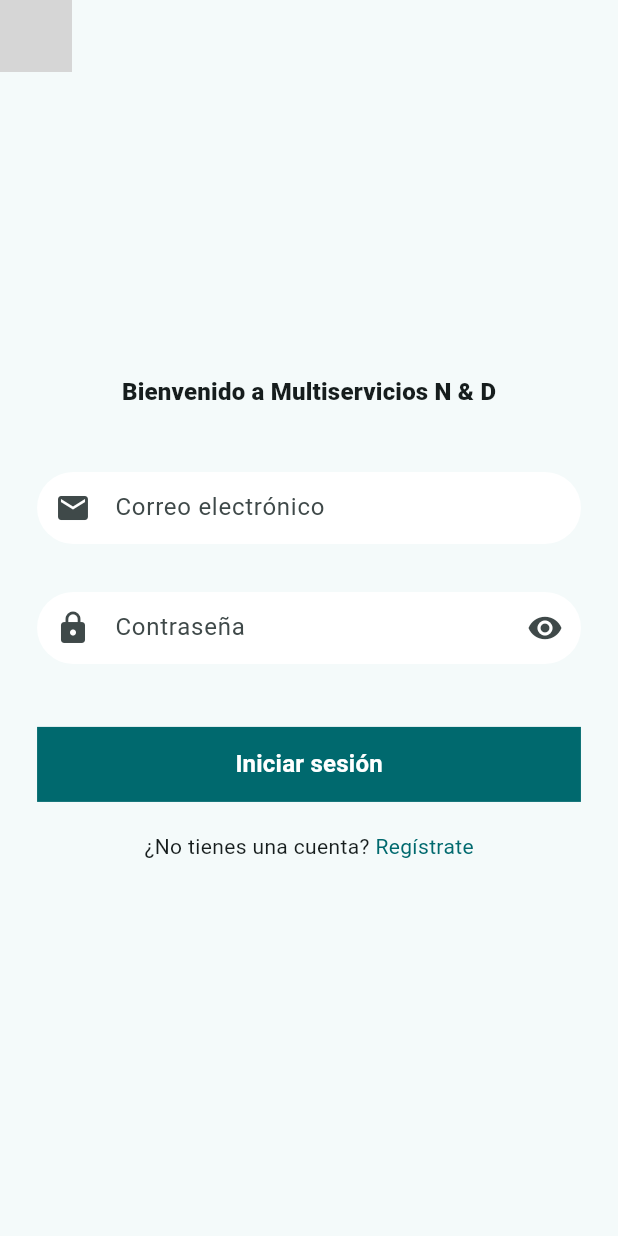
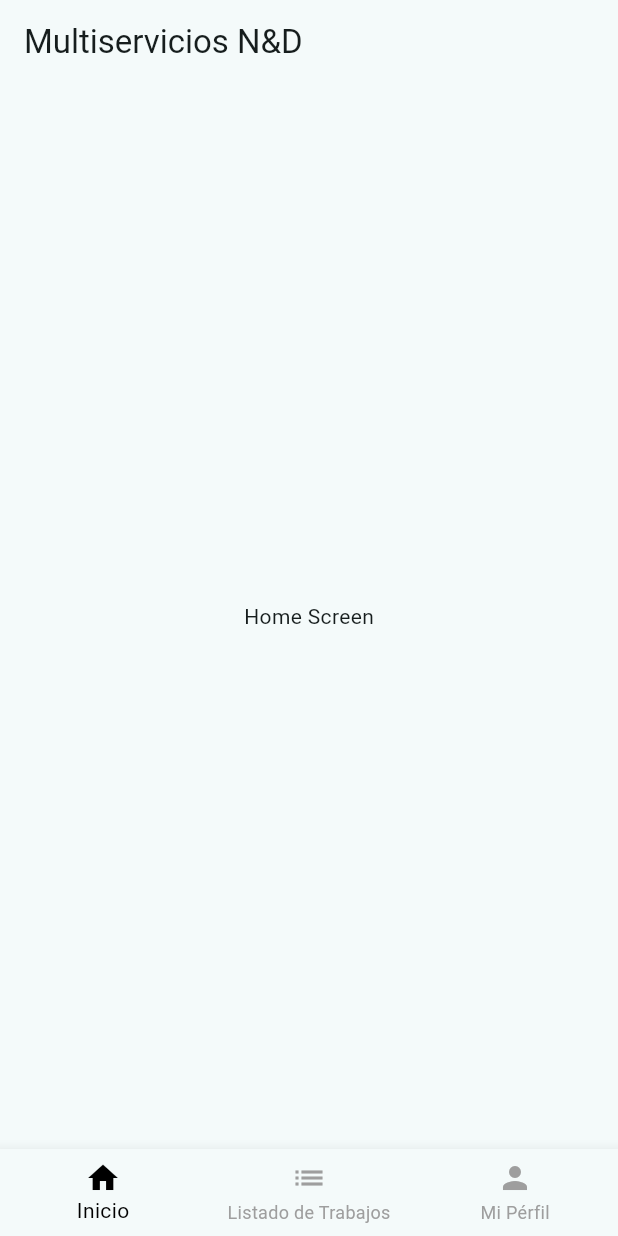
Before and after one commit to fido777/multiservices_app, a Flutter app: the screen it shows after launch, after a tap on "Iniciar sesión", on a phone screen of 412 x 824 dp. Run offline on Flutter 3.47's test engine with Material 3 defaults, Android fonts, the light colour scheme and no system bars; our stand-ins replace flutter_svg; grey boxes are pictures that could not be loaded.

Commit message:
Creado el NavigationBarMenu

```diff
--- a/lib/auth/login/login_screen.dart
+++ b/lib/auth/login/login_screen.dart
@@ -5,6 +5,7 @@ import 'package:multiservices_app/auth/registration/registration_screen.dart';
 import 'package:multiservices_app/utils/assets.dart';
 import 'package:multiservices_app/widgets/fill_button_widget.dart';
 import 'package:multiservices_app/widgets/global_text_form_field.dart';
+import 'package:multiservices_app/widgets/navigation_bar_menu.dart';
 
 class LoginScreen extends StatefulWidget {
   const LoginScreen({super.key});
@@ -14,8 +15,6 @@ class LoginScreen extends StatefulWidget {
 }
 
 class _LoginScreenState extends State<LoginScreen> {
-
-
   @override
   Widget build(BuildContext context) {
     return Scaffold(
@@ -119,6 +118,7 @@ class _LoginScreenState extends State<LoginScreen> {
 
   void _onLoginButtonClicked() {
     /* Invocar a Firebase authentication y navegar a NavigationBar si es exitoso */
-
+    Navigator.pushReplacement(context,
+        MaterialPageRoute(builder: (context) => const NavigationBarMenu()));
   }
 }
--- /dev/null
+++ b/lib/main/home/home_screen.dart
@@ -0,0 +1,12 @@
+import 'package:flutter/material.dart';
+
+class HomeScreen extends StatelessWidget {
+  const HomeScreen({super.key});
+
+  @override
+  Widget build(BuildContext context) {
+    return const Center(
+      child: Text("Home Screen"),
+    );
+  }
+}
--- /dev/null
+++ b/lib/widgets/navigation_bar_menu.dart
@@ -0,0 +1,55 @@
+import 'package:flutter/material.dart';
+import 'package:multiservices_app/main/home/home_screen.dart';
+import 'package:multiservices_app/main/jobs_listing/jobs_listing_screen.dart';
+import 'package:multiservices_app/main/profile/profile_screen.dart';
+
+
+class NavigationBarMenu extends StatefulWidget {
+  const NavigationBarMenu({super.key});
+
+  @override
+  State<NavigationBarMenu> createState() => _NavigationBarPageState();
+}
+
+class _NavigationBarPageState extends State<NavigationBarMenu> {
+
+  int _selectedIndex = 0;
+
+  static const List<Widget> _widgetOptions = <Widget>[
+    HomeScreen(),
+    JobsListingScreen(),
+    ProfileScreen()
+  ];
+
+  void _onItemTapped(int index) {
+    setState(() {
+      _selectedIndex = index;
+    });
+  }
+
+  @override
+  Widget build(BuildContext context) {
+    return Scaffold(
+      appBar: AppBar(
+        title: const Text("Multiservicios N&D"),
+      ),
+      body: Center(
+        child: _widgetOptions.elementAt(_selectedIndex),
+      ),
+      bottomNavigationBar: BottomNavigationBar(
+        items: const [
+          BottomNavigationBarItem(
+              icon: Icon(Icons.home), label: "Inicio"),
+          BottomNavigationBarItem(
+              icon: Icon(Icons.list), label: "Listado de Trabajos"),
+          BottomNavigationBarItem(
+              icon: Icon(Icons.person), label: "Mi Pérfil"),
+        ],
+        currentIndex: _selectedIndex,
+        selectedItemColor: Colors.black,
+        unselectedItemColor: Colors.grey,
+        onTap: _onItemTapped
+      ),
+    );
+  }
+}
```
Also changed, not shown: lib/main/jobs_listing/jobs_listing_screen.dart (added, +10 -0 lines), lib/main/profile/profile_screen.dart (added, +25 -0 lines).
